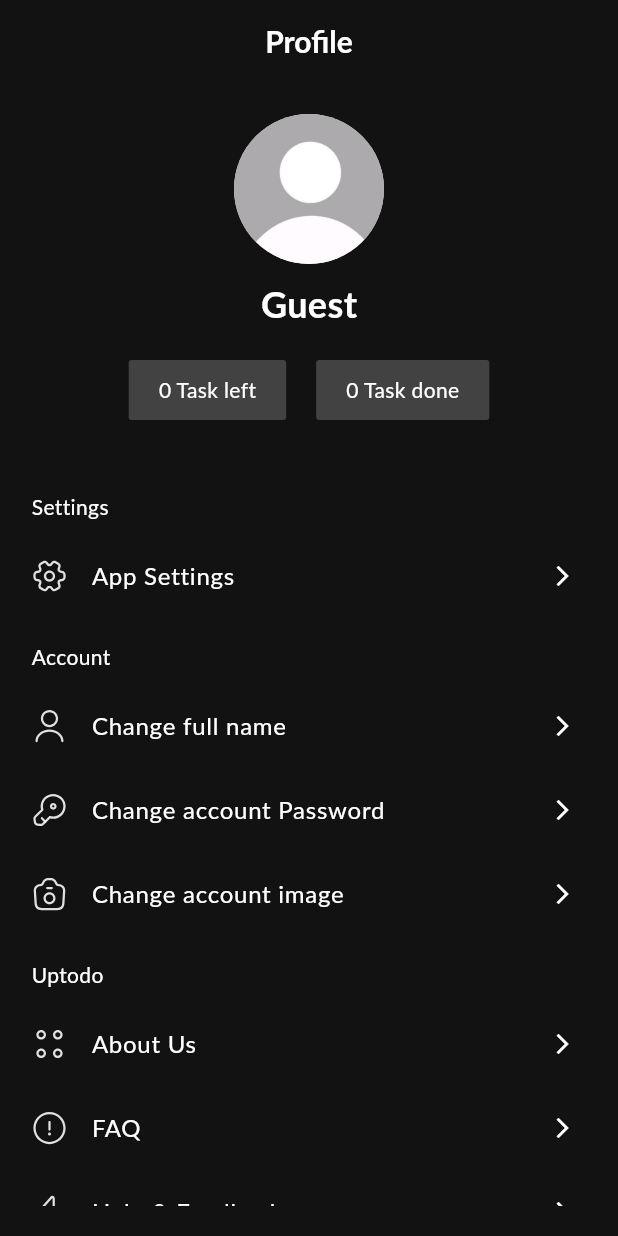
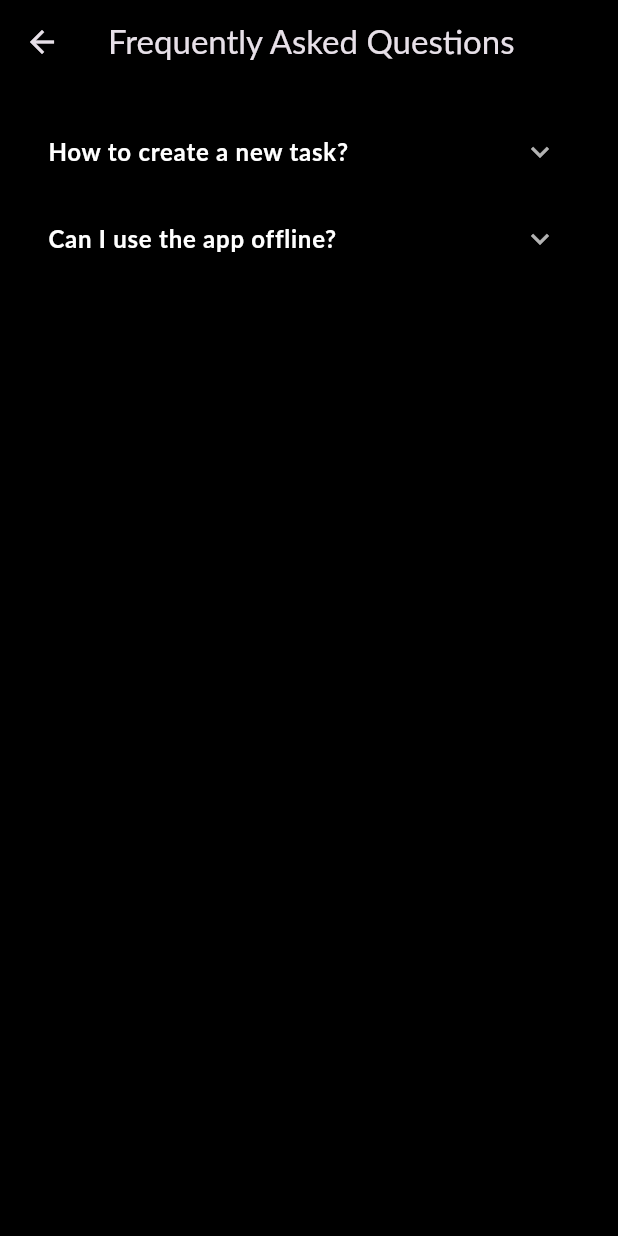
Before and after one commit to vinhdevz/note_app, a Flutter app: the ProfileScreen screen opened directly with empty values, after a tap on "FAQ", on a phone screen of 412 x 824 dp. Run offline on Flutter 3.47's test engine with Material 3 defaults, Android fonts, the phone set to English and light mode, and no system bars; our stand-ins replace easy_localization, flutter_svg, image_picker, sqflite, table_calendar; accounts and stored records are empty; Roboto replaces fonts that are missing (Lato).

```diff
--- /dev/null
+++ b/lib/home/faq_screen.dart
@@ -0,0 +1,55 @@
+import 'package:easy_localization/easy_localization.dart';
+import 'package:flutter/material.dart';
+
+class FAQScreen extends StatelessWidget {
+  FAQScreen({super.key});
+
+  @override
+  Widget build(BuildContext context) {
+    final List<Map<String, String>> faqList = [
+      {
+        'question': 'faq_q1'.tr(),
+        'answer': 'faq_a1'.tr(),
+      },
+      {
+        'question': 'faq_q2'.tr(),
+        'answer': 'faq_a2'.tr(),
+      },
+    ];
+
+    return Scaffold(
+      appBar: AppBar(
+        title: Text('faq'.tr()),
+        backgroundColor: Colors.black,
+      ),
+      backgroundColor: Colors.black,
+      body: ListView.builder(
+        padding: const EdgeInsets.all(16),
+        itemCount: faqList.length,
+        itemBuilder: (context, index) {
+          final faq = faqList[index];
+          return ExpansionTile(
+            collapsedIconColor: Colors.white70,
+            iconColor: Colors.white,
+            title: Text(
+              faq['question']!,
+              style: const TextStyle(
+                color: Colors.white,
+                fontWeight: FontWeight.bold,
+              ),
+            ),
+            children: [
+              Padding(
+                padding: const EdgeInsets.all(8.0),
+                child: Text(
+                  faq['answer']!,
+                  style: const TextStyle(color: Colors.white70),
+                ),
+              ),
+            ],
+          );
+        },
+      ),
+    );
+  }
+}
--- a/lib/home/profile_screen.dart
+++ b/lib/home/profile_screen.dart
@@ -3,6 +3,8 @@ import 'package:easy_localization/easy_localization.dart';
 import 'package:flutter/material.dart';
 import 'package:flutter_svg/flutter_svg.dart';
 import 'package:flutter_todo_app/constants/color.dart';
+import 'package:flutter_todo_app/home/about_us_screen.dart';
+import 'package:flutter_todo_app/home/faq_screen.dart';
 import 'package:flutter_todo_app/home/setting_screen.dart';
 import 'package:flutter_todo_app/database/task_database.dart';
 import 'package:image_picker/image_picker.dart';
@@ -43,11 +45,14 @@ class _ProfileScreenState extends State<ProfileScreen> {
     });
 
     try {
-      final fullnameFuture = UserDatabase.instance.getFullName(widget.username ?? '');
+      final fullnameFuture =
+          UserDatabase.instance.getFullName(widget.username ?? '');
       final statsFuture = TaskDatabase.instance.loadTaskStats();
-      final imagePathFuture = UserDatabase.instance.getProfileImage(widget.username ?? '');
+      final imagePathFuture =
+          UserDatabase.instance.getProfileImage(widget.username ?? '');
 
-      final results = await Future.wait([fullnameFuture, statsFuture, imagePathFuture]);
+      final results =
+          await Future.wait([fullnameFuture, statsFuture, imagePathFuture]);
 
       setState(() {
         _fullname = results[0] as String? ?? 'Guest';
@@ -55,7 +60,9 @@ class _ProfileScreenState extends State<ProfileScreen> {
         _completedCount = stats['completed'] ?? 0;
         _uncompletedCount = stats['uncompleted'] ?? 0;
         final imagePath = results[2] as String?;
-        if (imagePath != null && imagePath.isNotEmpty && File(imagePath).existsSync()) {
+        if (imagePath != null &&
+            imagePath.isNotEmpty &&
+            File(imagePath).existsSync()) {
           _imagePath = imagePath;
         }
       });
@@ -79,7 +86,8 @@ class _ProfileScreenState extends State<ProfileScreen> {
         _selectedImage = File(pickedImage.path);
         _imagePath = pickedImage.path;
       });
-      await UserDatabase.instance.updateProfileImage(widget.username ?? '', pickedImage.path);
+      await UserDatabase.instance
+          .updateProfileImage(widget.username ?? '', pickedImage.path);
       developer.log('Image saved to database for user: ${widget.username}');
     }
   }
@@ -117,7 +125,8 @@ class _ProfileScreenState extends State<ProfileScreen> {
               const SizedBox(height: 16),
               ListTile(
                 leading: const Icon(Icons.camera_alt, color: tdWhite),
-                title: Text('Take picture'.tr(), style: const TextStyle(color: tdWhite)),
+                title: Text('Take picture'.tr(),
+                    style: const TextStyle(color: tdWhite)),
                 onTap: () {
                   Navigator.pop(context);
                   _pickImage(ImageSource.camera);
@@ -125,7 +134,8 @@ class _ProfileScreenState extends State<ProfileScreen> {
               ),
               ListTile(
                 leading: const Icon(Icons.photo_library, color: tdWhite),
-                title: Text('Import from gallery'.tr(), style: const TextStyle(color: tdWhite)),
+                title: Text('Import from gallery'.tr(),
+                    style: const TextStyle(color: tdWhite)),
                 onTap: () {
                   Navigator.pop(context);
                   _pickImage(ImageSource.gallery);
@@ -133,17 +143,21 @@ class _ProfileScreenState extends State<ProfileScreen> {
               ),
               ListTile(
                 leading: const Icon(Icons.drive_folder_upload, color: tdWhite),
-                title: Text('Import from Google Drive'.tr(), style: const TextStyle(color: tdWhite)),
+                title: Text('Import from Google Drive'.tr(),
+                    style: const TextStyle(color: tdWhite)),
                 onTap: () {
                   Navigator.pop(context);
                   ScaffoldMessenger.of(context).showSnackBar(
-                    const SnackBar(content: Text('Google Drive integration not implemented')),
+                    const SnackBar(
+                        content:
+                            Text('Google Drive integration not implemented')),
                   );
                 },
               ),
               ListTile(
                 leading: const Icon(Icons.delete, color: Colors.red),
-                title: Text('Remove profile image'.tr(), style: const TextStyle(color: Colors.red)),
+                title: Text('Remove profile image'.tr(),
+                    style: const TextStyle(color: Colors.red)),
                 onTap: () {
                   Navigator.pop(context);
                   _removeProfileImage();
@@ -178,7 +192,8 @@ class _ProfileScreenState extends State<ProfileScreen> {
       body: _isLoading
           ? const Center(child: CircularProgressIndicator(color: tdPurple))
           : Padding(
-              padding: const EdgeInsets.symmetric(horizontal: 5, vertical: 20.0),
+              padding:
+                  const EdgeInsets.symmetric(horizontal: 5, vertical: 20.0),
               child: Column(
                 crossAxisAlignment: CrossAxisAlignment.center,
                 children: [
@@ -189,7 +204,8 @@ class _ProfileScreenState extends State<ProfileScreen> {
                       backgroundColor: Colors.grey[300],
                       backgroundImage: _getProfileImage(),
                       child: _getProfileImage() == null
-                          ? const Icon(Icons.person, size: 50, color: Colors.grey)
+                          ? const Icon(Icons.person,
+                              size: 50, color: Colors.grey)
                           : null,
                     ),
                   ),
@@ -219,7 +235,8 @@ class _ProfileScreenState extends State<ProfileScreen> {
                           onTap: () {
                             Navigator.push(
                               context,
-                              MaterialPageRoute(builder: (_) => const SettingScreen()),
+                              MaterialPageRoute(
+                                  builder: (_) => const SettingScreen()),
                             );
                           },
                         ),
@@ -243,12 +260,25 @@ class _ProfileScreenState extends State<ProfileScreen> {
                         ProfileOption(
                           title: 'About Us'.tr(),
                           iconPath: 'assets/icons/menu.svg',
-                          onTap: () {},
+                          onTap: () {
+                            Navigator.push(
+                              context,
+                              MaterialPageRoute(
+                                builder: (_) => const AboutUsScreen(),
+                              ),
+                            );
+                          },
                         ),
                         ProfileOption(
                           title: 'FAQ'.tr(),
                           iconPath: 'assets/icons/info_circle.svg',
-                          onTap: () {},
+                          onTap: () {
+                            Navigator.push(
+                              context,
+                              MaterialPageRoute(
+                                  builder: (_) => FAQScreen()),
+                            );
+                          },
                         ),
                         ProfileOption(
                           title: 'Help & Feedback'.tr(),
@@ -261,10 +291,14 @@ class _ProfileScreenState extends State<ProfileScreen> {
                           onTap: () {},
                         ),
                         ListTile(
-                          leading: SvgPicture.asset('assets/icons/logout.svg', width: 24, height: 24),
+                          leading: SvgPicture.asset('assets/icons/logout.svg',
+                              width: 24, height: 24),
                           title: Text(
                             'Log out'.tr(),
-                            style: const TextStyle(color: Colors.red, fontSize: 16, fontFamily: 'Lato'),
+                            style: const TextStyle(
+                                color: Colors.red,
+                                fontSize: 16,
+                                fontFamily: 'Lato'),
                           ),
                           onTap: () => _showLogoutDialog(context),
                         ),
@@ -281,7 +315,9 @@ class _ProfileScreenState extends State<ProfileScreen> {
     if (_selectedImage != null) {
       return FileImage(_selectedImage!);
     }
-    if (_imagePath != null && _imagePath!.isNotEmpty && File(_imagePath!).existsSync()) {
+    if (_imagePath != null &&
+        _imagePath!.isNotEmpty &&
+        File(_imagePath!).existsSync()) {
       return FileImage(File(_imagePath!));
     }
     return const AssetImage('assets/images/avatar.png');
@@ -309,9 +345,11 @@ class _ProfileScreenState extends State<ProfileScreen> {
               await UserDatabase.instance.clearLoginState();
               Navigator.of(context).pop();
               widget.onLogout();
-              Navigator.of(context).pushNamedAndRemoveUntil('/intro', (route) => false);
+              Navigator.of(context)
+                  .pushNamedAndRemoveUntil('/intro', (route) => false);
             },
-            child: Text('Clear & restart'.tr(), style: const TextStyle(color: Colors.red)),
+            child: Text('Clear & restart'.tr(),
+                style: const TextStyle(color: Colors.red)),
           ),
         ],
       ),
@@ -327,7 +365,8 @@ class _ProfileScreenState extends State<ProfileScreen> {
         backgroundColor: Colors.grey[900],
         title: Text(
           'Change full name'.tr(),
-          style: const TextStyle(color: tdWhite, fontSize: 18, fontFamily: 'Lato'),
+          style:
+              const TextStyle(color: tdWhite, fontSize: 18, fontFamily: 'Lato'),
         ),
         content: TextField(
           controller: nameController,
@@ -346,13 +385,15 @@ class _ProfileScreenState extends State<ProfileScreen> {
         actions: [
           TextButton(
             onPressed: () => Navigator.of(context).pop(),
-            child: Text('Cancel'.tr(), style: const TextStyle(color: tdWhite, fontSize: 16)),
+            child: Text('Cancel'.tr(),
+                style: const TextStyle(color: tdWhite, fontSize: 16)),
           ),
           ElevatedButton(
             onPressed: () async {
               final newFullname = nameController.text.trim();
               if (newFullname.isNotEmpty && newFullname != _fullname) {
-                await UserDatabase.instance.updateFullName(widget.username ?? '', newFullname);
+                await UserDatabase.instance
+                    .updateFullName(widget.username ?? '', newFullname);
                 setState(() {
                   _fullname = newFullname;
                 });
@@ -361,9 +402,11 @@ class _ProfileScreenState extends State<ProfileScreen> {
             },
             style: ElevatedButton.styleFrom(
               backgroundColor: Colors.deepPurple,
-              shape: RoundedRectangleBorder(borderRadius: BorderRadius.circular(6)),
+              shape: RoundedRectangleBorder(
+                  borderRadius: BorderRadius.circular(6)),
             ),
-            child: Text('Edit'.tr(), style: const TextStyle(color: tdWhite, fontSize: 16)),
+            child: Text('Edit'.tr(),
+                style: const TextStyle(color: tdWhite, fontSize: 16)),
           ),
         ],
       ),
@@ -378,19 +421,23 @@ class _ProfileScreenState extends State<ProfileScreen> {
       context: context,
       builder: (_) => AlertDialog(
         backgroundColor: Colors.grey[900],
-        title: Text('Change account Password'.tr(), style: const TextStyle(color: tdWhite, fontSize: 18)),
+        title: Text('Change account Password'.tr(),
+            style: const TextStyle(color: tdWhite, fontSize: 18)),
         content: Column(
           mainAxisSize: MainAxisSize.min,
           children: [
-            _buildPasswordField(oldPasswordController, 'Enter old password'.tr()),
+            _buildPasswordField(
+                oldPasswordController, 'Enter old password'.tr()),
             const SizedBox(height: 12),
-            _buildPasswordField(newPasswordController, 'Enter new password'.tr()),
+            _buildPasswordField(
+                newPasswordController, 'Enter new password'.tr()),
           ],
         ),
         actions: [
           TextButton(
             onPressed: () => Navigator.of(context).pop(),
-            child: Text('Cancel'.tr(), style: const TextStyle(color: tdWhite, fontSize: 16)),
+            child: Text('Cancel'.tr(),
+                style: const TextStyle(color: tdWhite, fontSize: 16)),
           ),
           ElevatedButton(
             onPressed: () async {
@@ -411,7 +458,8 @@ class _ProfileScreenState extends State<ProfileScreen> {
               );
 
               if (success) {
-                await UserDatabase.instance.saveLoginState(widget.username ?? '');
+                await UserDatabase.instance
+                    .saveLoginState(widget.username ?? '');
                 Navigator.of(context).pop();
                 ScaffoldMessenger.of(context).showSnackBar(
                   SnackBar(content: Text('Password changed successfully'.tr())),
@@ -424,9 +472,11 @@ class _ProfileScreenState extends State<ProfileScreen> {
             },
             style: ElevatedButton.styleFrom(
               backgroundColor: tdDarkPurple,
-              shape: RoundedRectangleBorder(borderRadius: BorderRadius.circular(6)),
+              shape: RoundedRectangleBorder(
+                  borderRadius: BorderRadius.circular(6)),
             ),
-            child: Text('Edit'.tr(), style: const TextStyle(color: tdWhite, fontSize: 16)),
+            child: Text('Edit'.tr(),
+                style: const TextStyle(color: tdWhite, fontSize: 16)),
           ),
         ],
       ),
@@ -499,7 +549,8 @@ class StatBox extends StatelessWidget {
       ),
       child: Text(
         text,
-        style: const TextStyle(color: tdWhite, fontSize: 14, fontFamily: 'Lato'),
+        style:
+            const TextStyle(color: tdWhite, fontSize: 14, fontFamily: 'Lato'),
       ),
     );
   }
@@ -523,7 +574,8 @@ class ProfileOption extends StatelessWidget {
       leading: SvgPicture.asset(iconPath, width: 24, height: 24),
       title: Text(
         title,
-        style: const TextStyle(color: tdWhite, fontSize: 16, fontFamily: 'Lato'),
+        style:
+            const TextStyle(color: tdWhite, fontSize: 16, fontFamily: 'Lato'),
       ),
       trailing: const Icon(Icons.arrow_forward_ios, color: tdWhite, size: 16),
       onTap: onTap,
```
Also changed, not shown: assets/langs/en.json (+11 -3 lines), assets/langs/vi.json (+11 -1 lines), lib/database/task_database.dart (+14 -12 lines), lib/home/about_us_screen.dart (added, +43 -0 lines), lib/welcome/welcome_screen.dart (+8 -2 lines), 10 other files.
